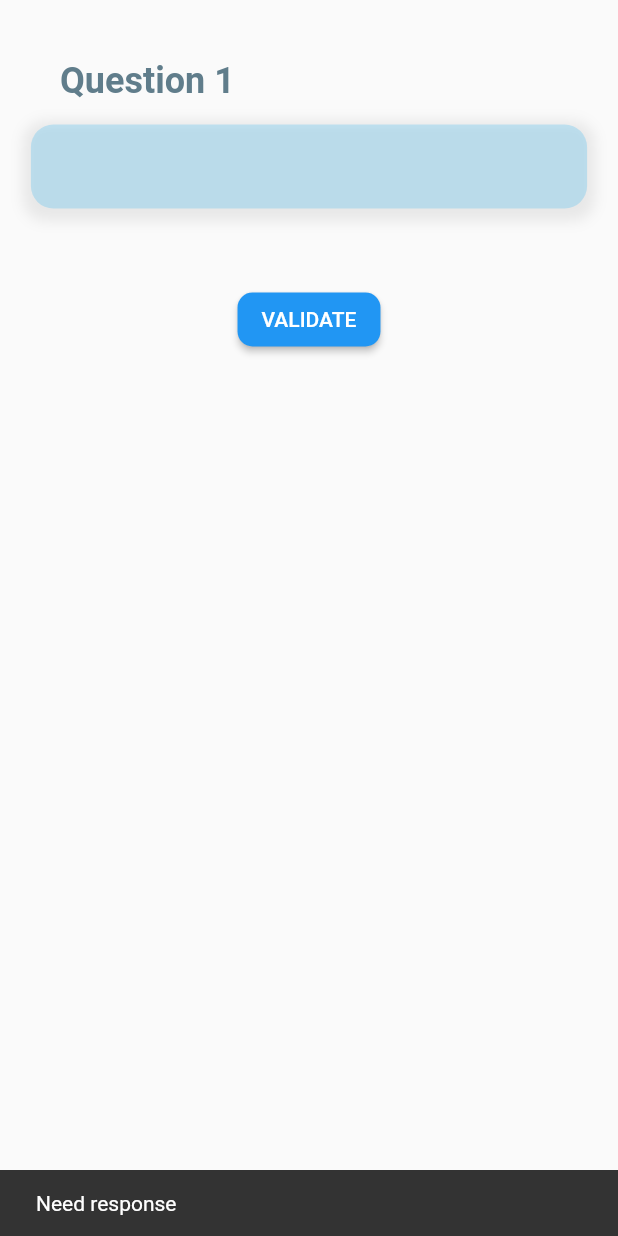
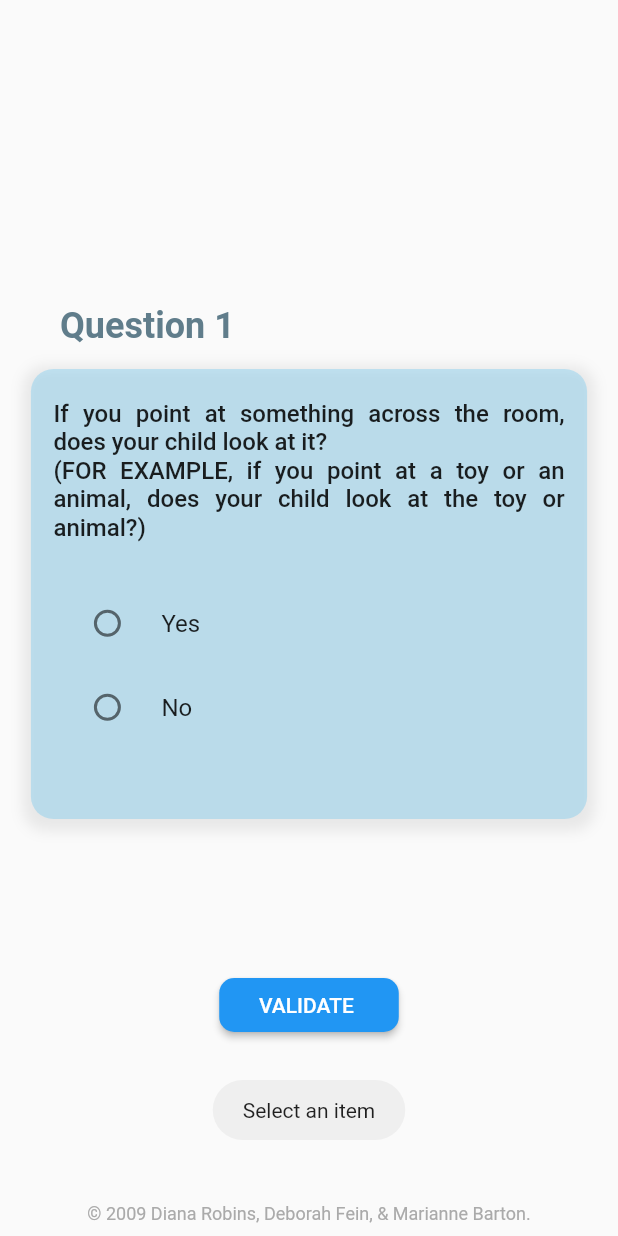
Before and after one commit to Zaille/Autism-project, a Flutter app: the screen it shows after launch, after a tap on "VALIDATE", on a phone screen of 412 x 824 dp. Run offline on Flutter 3.47's test engine with Material 2 defaults, Android fonts, the phone set to English and light mode, and no system bars; our stand-ins replace dio, email_validator, fluttertoast, image_picker.

Commit message:
add questionnaire

```diff
--- a/autism_app/lib/form.dart
+++ b/autism_app/lib/form.dart
@@ -4,6 +4,7 @@ import 'package:autismtest/submitButton.dart';
 import 'package:dio/dio.dart';
 import 'package:email_validator/email_validator.dart';
 import 'package:flutter/material.dart';
+import 'package:fluttertoast/fluttertoast.dart';
 import 'package:image_picker/image_picker.dart';
 import "package:autismtest/RoundedContainer.dart";
 
@@ -289,8 +290,7 @@ class FormWidgetState extends State<FormWidget> {
               else {
                 setState(() {
                   errorMessageColor = Colors.red;
-                  Scaffold.of(context).showSnackBar(new SnackBar(
-                      content: new Text("Complete all fields")));
+                  Fluttertoast.showToast(msg: "Complete all fields");
                 });
               }
             },
@@ -343,12 +343,10 @@ class FormWidgetState extends State<FormWidget> {
       response = await dio.post(uploadURL, data: formData).timeout(const Duration(seconds: 10));
     }
     catch(e) {
-      Scaffold.of(context).showSnackBar(new SnackBar(
-          content: new Text("Upload error")));
+      Fluttertoast.showToast(msg: "Upload error");
     }
     if (response != null && response.statusCode == 201) {
-      Scaffold.of(context).showSnackBar(new SnackBar(
-          content: new Text("Upload done")));
+      Fluttertoast.showToast(msg: "Upload done !");
     }
     setState(() {
       loading = !loading;
--- a/autism_app/lib/questions.dart
+++ b/autism_app/lib/questions.dart
@@ -1,8 +1,48 @@
 import 'package:autismtest/submitButton.dart';
 import "package:flutter/material.dart";
 import 'package:autismtest/roundedContainer.dart';
+import 'package:fluttertoast/fluttertoast.dart';
 
 class QuestionWidget extends StatefulWidget {
+
+  final List<String> questions = <String> [
+    "If you point at something across the room, does your child look at it? "
+        "\n(FOR EXAMPLE, if you point at a toy or an animal, does your child look at the toy or animal?)",
+    "Have you ever wondered if your child might be deaf?",
+    "Does your child play pretend or make-believe?"
+      "\n(FOR EXAMPLE, pretend to drink from an empty cup, pretend to talk on a phone, or pretend to feed a doll or stuffed animal?)",
+    "Does your child like climbing on things?"
+      "\n(FOR EXAMPLE, furniture, playground equipment, or stairs)",
+    "Does your child make unusual finger movements near his or her eyes?"
+      "\n(FOR EXAMPLE, does your child wiggle his or her fingers close to his or her eyes?)",
+    "Does your child point with one finger to ask for something or to get help?"
+      "\n(FOR EXAMPLE, pointing to a snack or toy that is out of reach)",
+    "Does your child point with one finger to show you something interesting?"
+      "\n(FOR EXAMPLE, pointing to an airplane in the sky or a big truck in the road)",
+    "Is your child interested in other children?"
+      "\n(FOR EXAMPLE, does your child watch other children, smile at them, or go to them?)",
+    "Does your child show you things by bringing them to you or holding them up for you to see – not to get help, but just to share?"
+      "\n(FOR EXAMPLE, showing you a flower, a stuffed animal, or a toy truck)",
+    "Does your child respond when you call his or her name? "
+      "\n(FOR EXAMPLE, does he or she look up, talk or babble, or stop what he or she is doing when you call his or her name?)",
+    "When you smile at your child, does he or she smile back at you?",
+    "Does your child get upset by everyday noises? "
+      "\n(FOR EXAMPLE, does your child scream or cry to noise such as a vacuum cleaner or loud music?)",
+    "Does your child walk?",
+    "Does your child look you in the eye when you are talking to him or her, playing with him or her, or dressing him or her?",
+    "Does your child try to copy what you do? "
+      "\n(FOR EXAMPLE, wave bye-bye, clap, or make a funny noise when you do)",
+    "If you turn your head to look at something, does your child look around to see what you are looking at?",
+    "Does your child try to get you to watch him or her? "
+        "\n(FOR EXAMPLE, does your child look at you for praise, or say “look” or “watch me”?)",
+    "Does your child understand when you tell him or her to do something?"
+      "\n(FOR EXAMPLE, if you don’t point, can your child understand “put the book on the chair” or “bring me the blanket”?)",
+    "If something new happens, does your child look at your face to see how you feel about it?"
+      "\n(FOR EXAMPLE, if he or she hears a strange or funny noise, or sees a new toy, will he or she look at your face?)",
+    " Does your child like movement activities?"
+      "\n(FOR EXAMPLE, being swung or bounced on your knee)",
+  ];
+
   @override
   State<StatefulWidget> createState() {
     return QuestionState();
@@ -12,31 +52,95 @@ class QuestionWidget extends StatefulWidget {
 class QuestionState extends State<QuestionWidget> {
 
   final _formKey = GlobalKey<FormState>();
-  int questionIndex = 1;
+
+  int score = 0;
+  List<bool> responses = <bool>[];
+
+  int questionIndex = 0;
+  int _selected = -1;
 
   @override
   Widget build(BuildContext context) {
     return Form(
         key: _formKey,
         child: Column(
+          crossAxisAlignment: CrossAxisAlignment.center,
+          mainAxisSize: MainAxisSize.max,
+          mainAxisAlignment: MainAxisAlignment.end,
           children: <Widget>[
             RoundedContainer(
-              title: "Question " + questionIndex.toString(),
+              title: "Question " + (questionIndex + 1).toString(),
+              height: 300.0,
               color: Colors.lightBlue.withOpacity(0.2),
               children: [
-                Text(""),
+                Text(
+                  widget.questions[questionIndex],
+                  textAlign: TextAlign.justify,
+                  style: TextStyle(
+                    fontSize: 16,
+                    fontWeight: FontWeight.w500,
+                  ),
+                ),
+                Spacer(),
+                Column(
+                  children: <Widget>[
+                    _myRadioButton(
+                      title: "Yes",
+                      value: 1,
+                      onChanged: (newValue) => setState(() => _selected = newValue),
+                    ),
+                    _myRadioButton(
+                      title: "No",
+                      value: 0,
+                      onChanged: (newValue) => setState(() => _selected = newValue),
+                    ),
+                  ],
+                ),
+                Spacer(),
               ],
             ),
             SubmitButton(
-              text: "VALIDATE",
+              text: "   VALIDATE    ",
+              padding: const EdgeInsets.symmetric(horizontal: 70, vertical: 100),
               onPressed: () {
-                Scaffold.of(context).showSnackBar(new SnackBar(
-                    content: new Text("Need response")));
+                if (_selected == -1) Fluttertoast.showToast(msg: "Select an item");
+                else {
+                  if (_selected == 1) {
+                    responses.add(true);
+                    score ++;
+                  }
+                  else responses.add(false);
+                  if (questionIndex == 19) Fluttertoast.showToast(msg: "End");
+                  else {
+                    setState(() {
+                      questionIndex ++;
+                      _selected = -1;
+                    });
+                  }
+                }
               },
+            ),
+            Padding(
+              padding: const EdgeInsets.all(8.0),
+              child: Text("© 2009 Diana Robins, Deborah Fein, & Marianne Barton.",
+                textAlign: TextAlign.center,
+                style: TextStyle(
+                    fontSize: 12,
+                    color: Color(0xffaaaaaa)
+                ),
+              ),
             ),
           ],
         ),
     );
   }
+  Widget _myRadioButton({String title, int value, Function onChanged}) {
+    return RadioListTile(
+      value: value,
+      groupValue: _selected,
+      onChanged: onChanged,
+      title: Text(title),
+    );
+  }
 
 }
--- a/autism_app/lib/roundedContainer.dart
+++ b/autism_app/lib/roundedContainer.dart
@@ -5,12 +5,14 @@ class RoundedContainer extends StatelessWidget {
     Key key,
     this.children,
     this.title,
-    this.color = Colors.white,})
+    this.color = Colors.white,
+    this.height = null})
       : super(key: key);
 
   final children;
   final title;
   final color;
+  final height;
 
   Size screenSize(BuildContext context) {return MediaQuery.of(context).size;}
   double screenHeight(BuildContext context, {double coeff = 1}) {return screenSize(context).height * coeff;}
@@ -37,6 +39,7 @@ class RoundedContainer extends StatelessWidget {
           alignment: Alignment.centerLeft,
           child: Center(
             child: Container(
+              height: this.height,
               width: screenWidth(context, coeff: 0.9),
               decoration: BoxDecoration(
                 color: color,
--- a/autism_app/lib/submitButton.dart
+++ b/autism_app/lib/submitButton.dart
@@ -5,18 +5,20 @@ class SubmitButton extends StatelessWidget {
   SubmitButton({
     Key key,
     this.text = "SUBMIT",
+    this.padding = const EdgeInsets.all(50.0),
     this.onPressed,
     this.color = Colors.blue,})
       : super(key: key);
 
   final text;
+  final padding;
   final onPressed;
   final color;
 
   @override
   Widget build(BuildContext context) {
     return Padding(
-      padding: const EdgeInsets.all(50.0),
+      padding: this.padding,
       child: RaisedButton(
         child: Text(this.text),
         color: this.color,
--- a/autism_app/pubspec.yaml
+++ b/autism_app/pubspec.yaml
@@ -21,6 +21,7 @@ environment:
   sdk: ">=2.7.0 <3.0.0"
 
 dependencies:
+  fluttertoast:
   video_thumbnail:
   email_validator:
   dio:
```
Also changed, not shown: autism_app/pubspec.lock, 2 other files.
